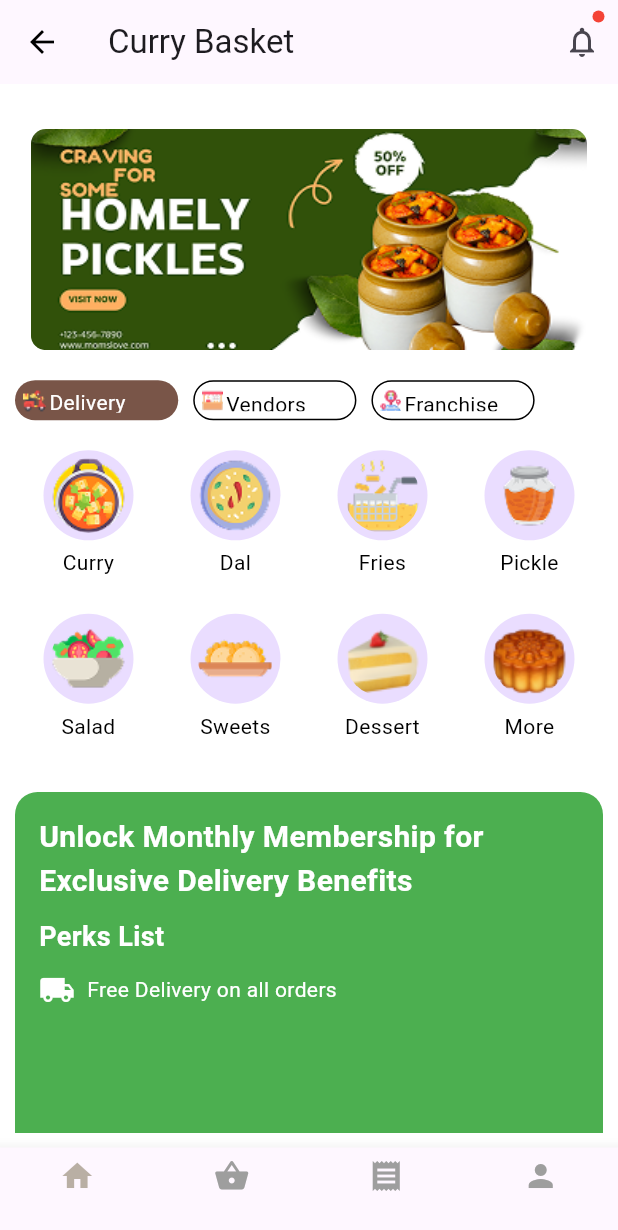
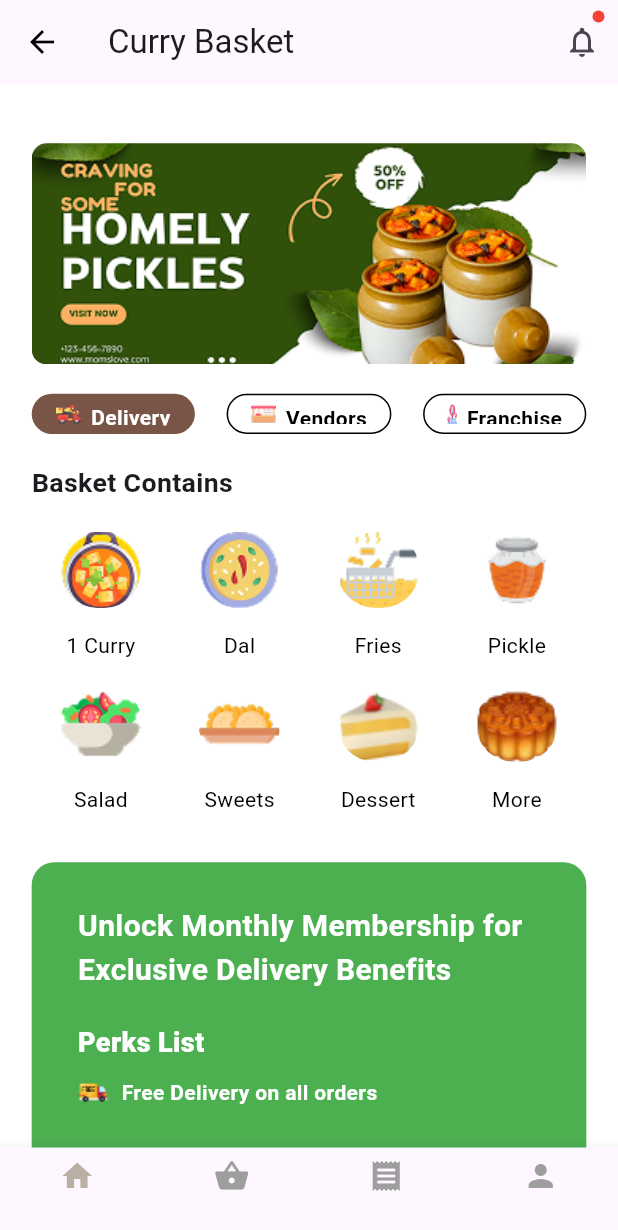
Before and after one commit to Satyajitpanda17/interview, a Flutter app: the screen it shows after launch, on a phone screen of 412 x 824 dp. Shown: the top 1230 px of the screen. Run offline on Flutter 3.47's test engine with Material 3 defaults, Android fonts, the phone set to English and light mode, and no system bars.

Commit message:
some modifications done

```diff
--- a/lib/homepage.dart
+++ b/lib/homepage.dart
@@ -16,7 +16,7 @@ class _HomepageState extends State<Homepage> {
     });
   }
       final List<Map<String, dynamic>> basketItems = [
-    {"name": "Curry", "image": "assets/images/curry.png"},
+    {"name": "1 Curry", "image": "assets/images/curry.png"},
     {"name": "Dal", "image": "assets/images/dal.png"},
     {"name": "Fries", "image": "assets/images/fries.png"},
     {"name": "Pickle", "image": "assets/images/pickle.png"},
@@ -75,15 +75,18 @@ class _HomepageState extends State<Homepage> {
           BottomNavigationBarItem(icon: Icon(Icons.person), label: ''),
         ],
       ),
-      body: Padding(
-        padding: const EdgeInsets.all(10.0),
-        child: SingleChildScrollView(
+      body:SingleChildScrollView(
           scrollDirection: Axis.vertical,
           child: Container(
+            padding: EdgeInsets.fromLTRB(
+          screenwidth*0.05128205128,
+          screenheight*0.02369668246,
+          screenwidth*0.05128205128,
+          0),
             height: screenheight,
             width: screenwidth,
             child: Column(
-             // mainAxisAlignment: MainAxisAlignment.center,
+             crossAxisAlignment: CrossAxisAlignment.center,
               children: [
                 SizedBox(height: 20,),
                 Container(
@@ -95,12 +98,15 @@ class _HomepageState extends State<Homepage> {
                     fit: BoxFit.fill)
                   ),
                  ),
-                 SizedBox(height: 20,),
-                 Row(
+                 SizedBox(height: screenheight*0.02369668246,),
+                 Container(
+                  height: screenheight*0.03266587677,
+                  width: screenwidth*0.89743589743,
+                   child: Row(
                     crossAxisAlignment: CrossAxisAlignment.center,
                     children: [
                       Container(
-                      padding: EdgeInsets.all(5),
+                        padding: EdgeInsets.fromLTRB(screenwidth*0.03669230769, screenheight*0.00677725118, screenwidth*0.03669230769, screenheight*0.00677725118),
                         width: screenwidth*0.2641025641,
                         height: screenheight*0.03252369668,
                         alignment: Alignment.center,
@@ -109,16 +115,27 @@ class _HomepageState extends State<Homepage> {
                           borderRadius: BorderRadius.circular(20)
                         ),
                         child:  Row(
+                          mainAxisSize: MainAxisSize.min,
                           children: [
-                          Image.asset("assets/images/delivery.png"),
-                          SizedBox(width: 2,),
-                          Text('Delivery',style: TextStyle(color: Colors.white),),
+                            Flexible(
+                              child: Image.asset("assets/images/delivery.png",
+                              width: screenwidth*0.04102564102,
+                              height: screenheight*0.01895734597,
+                              fit: BoxFit.fill,),
+                            ),
+                            SizedBox(width: screenwidth*0.01538461538,),
+                            Text('Delivery',style: TextStyle(color: Colors.white,
+                              fontWeight: FontWeight.w600,
+                              //fontSize: screenheight*0.00016587677
+                              ),),
+
                           ],
                         ),
                       ),
-                    SizedBox(width: 10,),
-                    Container(
-                      padding: EdgeInsets.all(5),
+                      SizedBox(width: screenwidth*0.05128205128,),
+                      Expanded(
+                        child: Container(
+                          padding: EdgeInsets.fromLTRB(screenwidth*0.03669230769, screenheight*0.00677725118, screenwidth*0.03669230769, screenheight*0.00677725118),
                           width: screenwidth*0.2641025641,
                           height: screenheight*0.03252369668,
                           alignment: Alignment.center,
@@ -127,16 +144,27 @@ class _HomepageState extends State<Homepage> {
                             borderRadius: BorderRadius.circular(20)
                           ),
                           child: Row(
+                            mainAxisSize: MainAxisSize.min,
                             children: [
-                          Image.asset("assets/images/vendor.png"),
-                          SizedBox(width: 2,),
-                           Text('Vendors',style: TextStyle(color: Colors.black)),
+                              Flexible(
+                                child: Image.asset("assets/images/vendor.png",
+                                                            width: screenwidth*0.04102564102,
+                                                            height: screenheight*0.01895734597,
+                                                            fit: BoxFit.fill,),
+                              ),
+                              SizedBox(width:  screenwidth*0.01538461538,),
+                                Text('Vendors',style: TextStyle(color: Colors.black,
+                                                             fontWeight: FontWeight.w600,
+                                                             //fontSize: screenheight*0.00016587677
+                                                             )),
+
                             ],
                           ),
                         ),
-                    SizedBox(width: 10,),
+                      ),
+                      SizedBox(width: screenwidth*0.05128205128,),
                       Container(
-                      padding: EdgeInsets.all(5),
+                        padding: EdgeInsets.fromLTRB(screenwidth*0.03669230769, screenheight*0.00677725118, screenwidth*0.03669230769, screenheight*0.00677725118),
                         width: screenwidth*0.2641025641,
                         height: screenheight*0.03252369668,
                         alignment: Alignment.center,
@@ -145,16 +173,35 @@ class _HomepageState extends State<Homepage> {
                           borderRadius: BorderRadius.circular(20)
                         ),
                         child: Row(
+                          mainAxisSize: MainAxisSize.min,
                           children: [
-                          Image.asset("assets/images/franchise.png"),
-                          SizedBox(width: 2,),
-                          const Text('Franchise',style: TextStyle(color: Colors.black)),
+                            Flexible(
+                              child: Image.asset("assets/images/franchise.png",
+                              width: screenwidth*0.04102564102,
+                              height: screenheight*0.01895734597,
+                              fit: BoxFit.fill,),
+                            ),
+                            SizedBox(width: screenwidth*0.01538461538,),
+
+                              Text('Franchise',style: TextStyle(color: Colors.black,
+                              fontWeight: FontWeight.w600,
+                              //fontSize: screenheight*0.00016587677
+                              )),
+
                           ],
                         ),
                       ),
                     ],
                    ),
-                 SizedBox(height: 20,),
+                 ),
+                  SizedBox(height: screenheight*0.02369668246),
+                  Container(
+                    height: screenheight*0.02606635071,
+                    width: screenwidth*0.89743589743,
+                    child: Text("Basket Contains",style: TextStyle(fontSize: screenheight*0.02158767772,fontWeight: FontWeight.w700
+                    ),),
+                  ),
+                   SizedBox(height: screenheight*0.02369668246),
                     GridView.builder(
                   shrinkWrap: true,
                   physics: NeverScrollableScrollPhysics(),
@@ -167,19 +214,19 @@ class _HomepageState extends State<Homepage> {
                      return Column(
                 children: [
           CircleAvatar(
-
+            backgroundColor: Colors.white,
             radius: 30,
             child: ClipRRect(
               borderRadius: BorderRadius.circular(30), // Make image circular
               child: Image.asset(
                 basketItems[index]["image"],
                 fit: BoxFit.cover, // Ensure it covers the avatar
-                width: 50, // Adjust size as needed
-                height: 50,
+                width: screenwidth*0.13333333333, // Adjust size as needed
+                height: screenheight*0.0616113744,
               ),
             ),
           ),
-          SizedBox(height: 5),
+          SizedBox(height: screenheight*0.01295023696),
           Text(
             basketItems[index]["name"],
             style: TextStyle(fontSize: 14, color: Colors.black),
@@ -189,12 +236,11 @@ class _HomepageState extends State<Homepage> {
               );
                   },
                 ),
-                 SizedBox(height: 10),
-
+                 SizedBox(height: screenheight*0.02369668246),
               // Membership Banner
               Expanded(
                 child: Container(
-                  padding: EdgeInsets.all(16),
+                  padding: EdgeInsets.fromLTRB(screenwidth*0.07471794871, screenheight*0.03452606635, screenwidth*0.07471794871, 0),
                   decoration: BoxDecoration(
                     color: Colors.green,
                     borderRadius: BorderRadius.circular(15),
@@ -210,23 +256,26 @@ class _HomepageState extends State<Homepage> {
                           color: Colors.white,
                         ),
                       ),
-                      SizedBox(height: 10),
+                      SizedBox(height: screenheight*(21.85/844)),
                        Text(
                         "Perks List",
                         style:TextStyle(
                           fontSize: 18,
-                          fontWeight: FontWeight.bold,
+                          fontWeight: FontWeight.w800,
                           color: Colors.white,
                         ),
                       ),
-                      SizedBox(height: 10,),
+                      SizedBox(height: screenheight*(10/844),),
                       Row(
                         children: [
-                          Icon(Icons.local_shipping, color: Colors.white),
+                          Image.asset("assets/images/image 11.png",
+                          width: screenwidth*0.05128205128,
+                          height: screenheight*0.02369668246,
+                          fit: BoxFit.fill,),
                           SizedBox(width: 8),
                           Text(
                             "Free Delivery on all orders",
-                            style: TextStyle(fontSize: 14, color: Colors.white),
+                            style: TextStyle(fontSize: 14, color: Colors.white,fontWeight: FontWeight.w600),
                           ),
                         ],
                       ),
@@ -238,7 +287,7 @@ class _HomepageState extends State<Homepage> {
             ),
           ),
         ),
-      ),
+
     );
   }
 }
```
Also changed, not shown: assets/images/image 11.png (added). Lines whose indentation alone changed are shown as unchanged.
